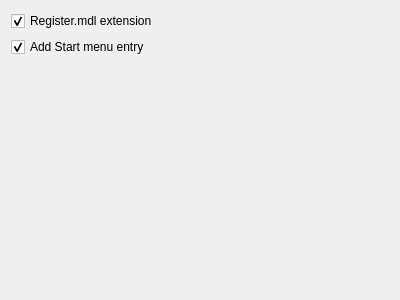
This is installer/packages/SamVanheer.HalfLifeAssetManager/meta/InstallOptionsForm.ui in SamVanheer/HalfLifeAssetManager as Qt 5 draws it before an edit. The edited form follows.
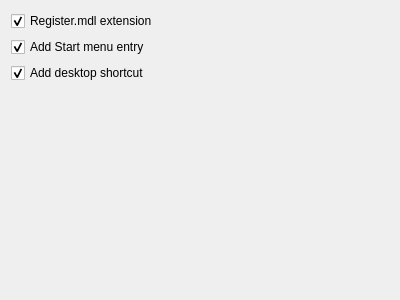
This is the edited form.

Commit message: Add option to create desktop shortcut

What changed in the file:
```diff
--- a/installer/packages/SamVanheer.HalfLifeAssetManager/meta/InstallOptionsForm.ui
+++ b/installer/packages/SamVanheer.HalfLifeAssetManager/meta/InstallOptionsForm.ui
@@ -34,6 +34,16 @@
      </property>
     </widget>
    </item>
+   <item>
+    <widget class="QCheckBox" name="AddDesktopShortcut">
+     <property name="text">
+      <string>Add desktop shortcut</string>
+     </property>
+     <property name="checked">
+      <bool>true</bool>
+     </property>
+    </widget>
+   </item>
    <item>
     <spacer name="verticalSpacer">
      <property name="orientation">
```
The commit also changes 1 other file.
